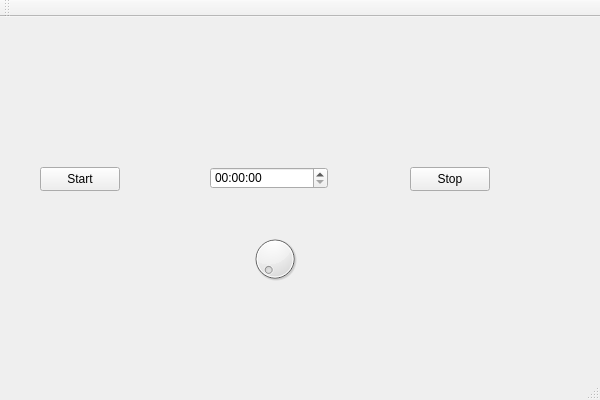
franq200/TaskTracker, file TaskTracker/ui/tasktracker.ui: the form before one commit.
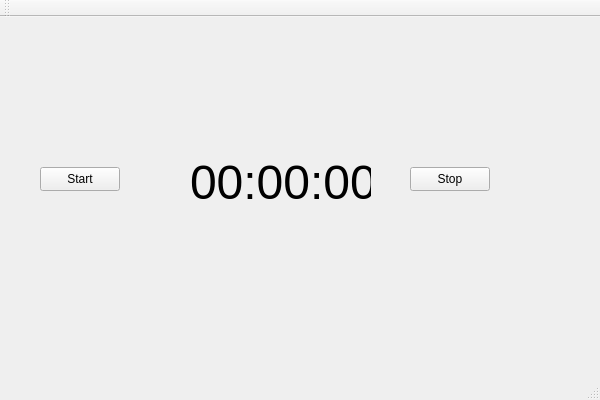
The form after the commit.

Commit message: changed the way time is being displayed

```diff
--- a/TaskTracker/ui/tasktracker.ui
+++ b/TaskTracker/ui/tasktracker.ui
@@ -40,24 +40,22 @@
      <string>Stop</string>
     </property>
    </widget>
-   <widget class="QTimeEdit" name="time">
+   <widget class="QLabel" name="timeLabel">
     <property name="geometry">
      <rect>
-      <x>210</x>
-      <y>150</y>
-      <width>118</width>
-      <height>22</height>
+      <x>190</x>
+      <y>130</y>
+      <width>181</width>
+      <height>71</height>
      </rect>
     </property>
-   </widget>
-   <widget class="QDial" name="dial">
-    <property name="geometry">
-     <rect>
-      <x>250</x>
-      <y>210</y>
-      <width>50</width>
-      <height>64</height>
-     </rect>
+    <property name="font">
+     <font>
+      <pointsize>36</pointsize>
+     </font>
+    </property>
+    <property name="text">
+     <string>00:00:00</string>
     </property>
    </widget>
   </widget>
```
The commit also changes 1 other file.
